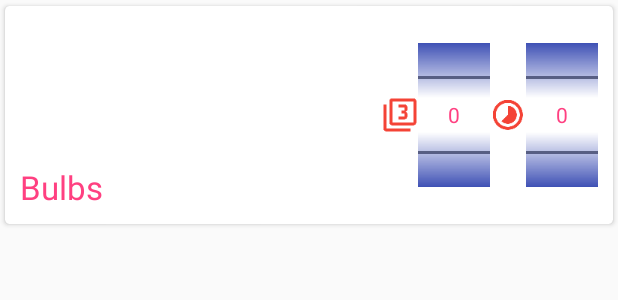
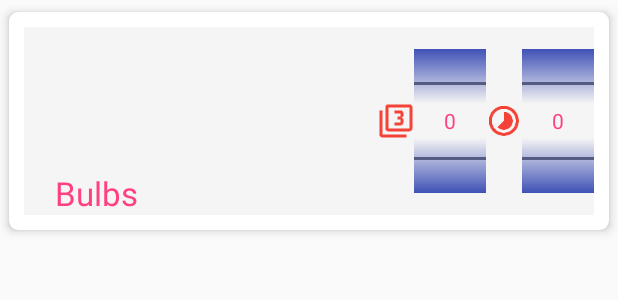
Before and after one commit to RbkGh/QuickTarriff, an Android app: the layout item_appliance_with_qty.xml on its own in the app's theme, with its tools: preview values and no code run, on a phone screen of 412 x 824 dp. Shown: the top 300 px of the screen. Run offline under Robolectric (Android 15) with nearby library versions, the light colour scheme and no system bars.

Commit message:
Added proper spacing for cardview to make it more visible and minor fixes

```diff
--- a/app/src/main/java/com/swiftpot/android/tariffplanner/fragments/FragmentHomeActivity.java
+++ b/app/src/main/java/com/swiftpot/android/tariffplanner/fragments/FragmentHomeActivity.java
@@ -99,8 +99,8 @@ public class FragmentHomeActivity extends Fragment {
         applianceItems.add(new ApplianceItem(R.mipmap.bulb_red, "Bulb", checkBox));
         applianceItems.add(new ApplianceItem(R.mipmap.ic_launcher_fan, "Fan", checkBox));
         applianceItems.add(new ApplianceItem(R.mipmap.ic_launcher, "Washing Machine", checkBox));
-        applianceItems.add(new ApplianceItem(R.mipmap.ic_tv, "Five", checkBox));
-        applianceItems.add(new ApplianceItem(R.mipmap.ic_launcher_fan, "Six", checkBox));
+//        applianceItems.add(new ApplianceItem(R.mipmap.ic_tv, "Five", checkBox));
+//        applianceItems.add(new ApplianceItem(R.mipmap.ic_launcher_fan, "Six", checkBox));
     }
 
     private void checkApplianceChoice(View view){
--- a/app/src/main/res/layout/fragment_home.xml
+++ b/app/src/main/res/layout/fragment_home.xml
@@ -42,9 +42,8 @@
 
     <it.moondroid.coverflow.components.ui.containers.FeatureCoverFlow
         android:id="@+id/coverflow"
-        android:overScrollMode="ifContentScrolls"
-        android:animateLayoutChanges="true"
-        coverflow:shouldRepeat="false"
+        android:overScrollMode="always"
+        coverflow:shouldRepeat="true"
         coverflow:coverHeight="150dp"
         coverflow:coverWidth="100dp"
         coverflow:maxScaleFactor="1.5"
--- a/app/src/main/res/layout/item_appliance_with_qty.xml
+++ b/app/src/main/res/layout/item_appliance_with_qty.xml
@@ -1,15 +1,16 @@
 <?xml version="1.0" encoding="utf-8"?>
 <android.support.v7.widget.CardView xmlns:android="http://schemas.android.com/apk/res/android"
     xmlns:card_view="http://schemas.android.com/apk/res-auto"
-    card_view:cardCornerRadius="3dp"
+    card_view:cardCornerRadius="6dp"
     card_view:cardUseCompatPadding="true"
+    card_view:cardElevation="4dp"
     android:layout_width="match_parent"
     android:layout_height="wrap_content">
 <RelativeLayout
     android:layout_width="fill_parent"
     android:layout_height="wrap_content"
     android:layout_margin="10dp"
-    >
+    android:background="#F5F5F5">
 
     <ImageView
         android:id="@+id/imageAppliance"
@@ -24,7 +25,7 @@
     <TextView
         android:id="@+id/tvApplianceName"
         android:layout_gravity="bottom"
-        android:layout_width="wrap_content"
+        android:layout_width="96dp"
         android:layout_height="wrap_content"
         android:gravity="center"
         android:text="Bulbs"
```
Also changed, not shown: app/src/main/res/layout/fragment_detailed_appliance_info.xml (+10 -8 lines).
